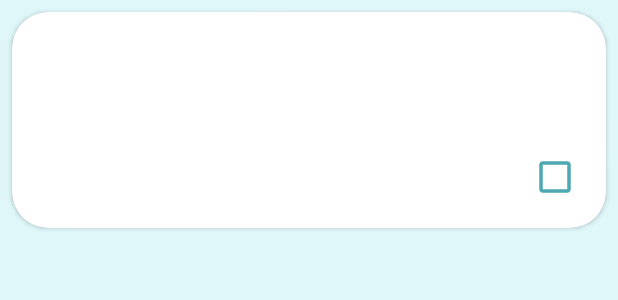
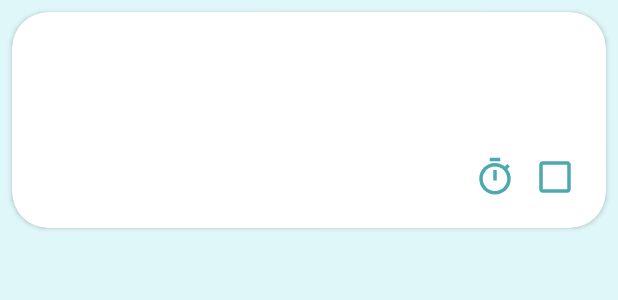
Before and after one commit to AlbatovK/Dira, an Android app: the layout user_note_layout.xml on its own in the app's theme, with its tools: preview values and no code run, on a phone screen of 412 x 824 dp. Shown: the top 300 px of the screen. Run offline under Robolectric (Android 15) with nearby library versions, the light colour scheme and no system bars.

Commit message:
:rewind: Timestamp info

```diff
--- a/app/src/main/java/com/albatros/kplanner/model/data/DiraNote.kt
+++ b/app/src/main/java/com/albatros/kplanner/model/data/DiraNote.kt
@@ -12,6 +12,10 @@ data class DiraNote(
     @SerializedName("title")
     @Expose
     var title: String = "",
+
+    @SerializedName("time")
+    @Expose
+    var time: Long = -1,
 
     @SerializedName("description")
     @Expose
--- a/app/src/main/java/com/albatros/kplanner/ui/adapter/schedule/ScheduleAdapterListener.kt
+++ b/app/src/main/java/com/albatros/kplanner/ui/adapter/schedule/ScheduleAdapterListener.kt
@@ -1,11 +1,13 @@
 package com.albatros.kplanner.ui.adapter.schedule
 
 import android.widget.ImageView
+import android.widget.TextView
 import com.albatros.kplanner.model.data.DiraNote
 import com.albatros.kplanner.model.data.Schedule
 
 interface ScheduleAdapterListener {
     fun onNoteFinished(note: DiraNote, schedule: Schedule, view: ImageView)
+    fun onTimePicked(note: DiraNote, schedule: Schedule, view: TextView)
     fun onItemMoved(fromPosition: Int, toPosition: Int, adapter: ScheduleAdapter): Boolean
     fun onItemDismiss(position: Int, adapter: ScheduleAdapter)
 }
--- a/app/src/main/java/com/albatros/kplanner/ui/fragments/profile/ProfileFragment.kt
+++ b/app/src/main/java/com/albatros/kplanner/ui/fragments/profile/ProfileFragment.kt
@@ -3,6 +3,7 @@ package com.albatros.kplanner.ui.fragments.profile
 import android.os.Bundle
 import android.view.*
 import android.widget.ImageView
+import android.widget.TextView
 import androidx.fragment.app.Fragment
 import androidx.navigation.fragment.findNavController
 import androidx.navigation.fragment.navArgs
@@ -55,6 +56,7 @@ class ProfileFragment : Fragment() {
             adapter: ScheduleAdapter
         ): Boolean = false
 
+        override fun onTimePicked(note: DiraNote, schedule: Schedule, view: TextView) {}
         override fun onItemDismiss(position: Int, adapter: ScheduleAdapter) {}
         override fun onNoteFinished(note: DiraNote, schedule: Schedule, view: ImageView) {}
     }
--- /dev/null
+++ b/app/src/main/res/drawable/ic_timer.xml
@@ -0,0 +1,5 @@
+<vector android:height="40dp" android:tint="#FFFFFF"
+    android:viewportHeight="24" android:viewportWidth="24"
+    android:width="40dp" xmlns:android="http://schemas.android.com/apk/res/android">
+    <path android:fillColor="@android:color/white" android:pathData="M15,1L9,1v2h6L15,1zM11,14h2L13,8h-2v6zM19.03,7.39l1.42,-1.42c-0.43,-0.51 -0.9,-0.99 -1.41,-1.41l-1.42,1.42C16.07,4.74 14.12,4 12,4c-4.97,0 -9,4.03 -9,9s4.02,9 9,9 9,-4.03 9,-9c0,-2.12 -0.74,-4.07 -1.97,-5.61zM12,20c-3.87,0 -7,-3.13 -7,-7s3.13,-7 7,-7 7,3.13 7,7 -3.13,7 -7,7z"/>
+</vector>
--- a/app/src/main/res/layout/user_note_layout.xml
+++ b/app/src/main/res/layout/user_note_layout.xml
@@ -60,6 +60,34 @@
                 android:gravity="center_vertical|end"
                 android:orientation="vertical">
 
+                <LinearLayout
+                    android:layout_width="match_parent"
+                    android:layout_height="wrap_content"
+                    android:layout_gravity="end"
+                    android:gravity="center_vertical|end"
+                    android:orientation="horizontal"
+                    tools:ignore="UselessParent">
+
+                    <TextView
+                        android:id="@+id/time"
+                        style="@style/NoteCardTextStyleData"
+                        android:layout_width="wrap_content"
+                        android:layout_height="wrap_content"
+                        android:paddingStart="4dp"
+                        android:textColor="?attr/AppBarTextColor"
+                        tools:ignore="Suspicious0dp" />
+
+                    <ImageView
+                        android:id="@+id/time_pick"
+                        android:layout_width="28dp"
+                        android:layout_height="28dp"
+                        android:layout_marginEnd="12dp"
+
+                        android:alpha="0.7"
+                        android:contentDescription="@string/app_name"
+                        android:src="@drawable/ic_timer"
+                        app:tint="?attr/AppBarTextColor" />
+
                     <ImageView
                         android:id="@+id/done_img"
                         android:layout_width="28dp"
@@ -68,7 +96,7 @@
                         android:contentDescription="@string/app_name"
                         android:src="@drawable/ic_checkbox_empty"
                         app:tint="?attr/AppBarTextColor" />
-
+                </LinearLayout>
             </LinearLayout>
 
         </LinearLayout>
```
Also changed, not shown: app/src/main/java/com/albatros/kplanner/ui/adapter/schedule/ScheduleAdapter.kt (+11 -1 lines), app/src/main/java/com/albatros/kplanner/ui/fragments/main/MainFragment.kt (+25 -0 lines). Lines whose indentation alone changed are shown as unchanged.
